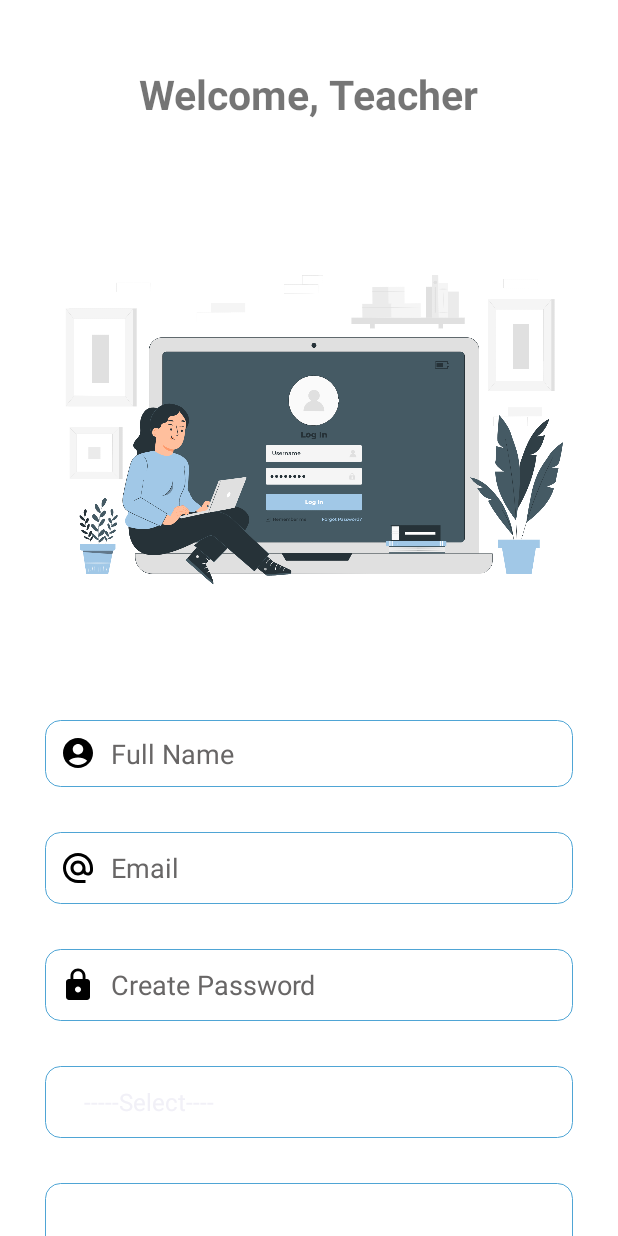
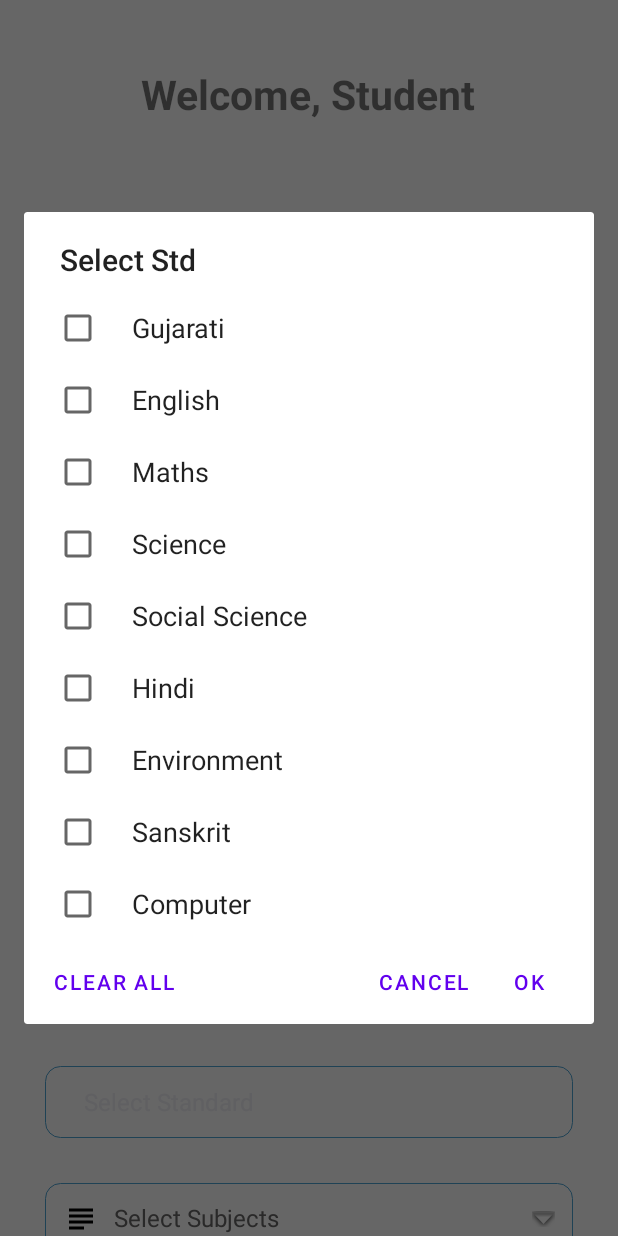
Before and after one commit to tutionmanagement/TMSStudent, an Android app: the SignupActivity screen opened directly, with no data from a screen before it, after a tap on an icon or button, on a phone screen of 412 x 824 dp. Run offline under Robolectric (Android 15) with nearby library versions, the phone set to English and light mode, and no system bars; our stand-ins replace data binding; 1 other tap on this screen came first.

Commit message:
Finished Login and Signup Screen of Student Module.

```diff
--- a/app/src/main/java/com/example/tms/SignupActivity.java
+++ b/app/src/main/java/com/example/tms/SignupActivity.java
@@ -1,7 +1,9 @@
 package com.example.tms;
 
+import androidx.appcompat.app.AlertDialog;
 import androidx.appcompat.app.AppCompatActivity;
 
+import android.content.DialogInterface;
 import android.content.Intent;
 import android.os.Bundle;
 import android.view.View;
@@ -17,28 +19,38 @@ import android.widget.RadioButton;
 import android.widget.Spinner;
 import android.widget.Toast;
 
+import com.example.tms.databinding.ActivitySignupBinding;
+
+import java.util.ArrayList;
+import java.util.Collections;
+
 public class SignupActivity extends AppCompatActivity {
-    private EditText ediEmail,ediPassword,ediName,ediAdminKey;
+
     private String name,email,password,adminKey;
-    private ImageView im;
-    private CheckBox cbAgree;
 
-    private Button signUp;
+    private ActivitySignupBinding binding;
+    private String[] std = {"Select Standard", "1","2","3","4","5","6","7","8","9","10"};
 
-    private Spinner spStd;
-    private String[] std = {"-----Select----", "1","2","3","4","5","6","7","8","9","10"};
+    ArrayList<Integer> sublist = new ArrayList<>();
+    boolean[] selectedSub;
+    String[] subArray = {"Gujarati", "English", "Maths", "Science", "Social Science", "Hindi", "Environment","Sanskrit","Computer"};
+
+
     @Override
     protected void onCreate(Bundle savedInstanceState) {
         super.onCreate(savedInstanceState);
-        setContentView(R.layout.activity_signup);
+        binding = ActivitySignupBinding.inflate(getLayoutInflater());
+        setContentView(binding.getRoot());
         getSupportActionBar().hide();
-        spStd = findViewById(R.id.spStd);
+
+
+        selectedSub = new boolean[subArray.length];
 
         ArrayAdapter<String> adapter=new ArrayAdapter<>(getApplicationContext(),
                 android.R.layout.simple_list_item_1,std);
-        spStd.setSelection(1);
-        spStd.setAdapter(adapter);
-        spStd.setOnItemSelectedListener(new AdapterView.OnItemSelectedListener() {
+        binding.spStd.setSelection(1);
+        binding.spStd.setAdapter(adapter);
+        binding.spStd.setOnItemSelectedListener(new AdapterView.OnItemSelectedListener() {
             @Override
             public void onItemSelected(AdapterView<?> adapterView, View view, int i, long l) {
                 if(i>0)
@@ -55,6 +67,92 @@ public class SignupActivity extends AppCompatActivity {
 
 
 
+
+
+        binding.spSub.setOnClickListener(new View.OnClickListener() {
+            @Override
+            public void onClick(View view) {
+                AlertDialog.Builder builder = new AlertDialog.Builder(SignupActivity.this);
+                // set title
+                builder.setTitle("Select Std");
+
+                // set dialog non cancelable
+                builder.setCancelable(false);
+
+
+
+                builder.setMultiChoiceItems(subArray, selectedSub, new DialogInterface.OnMultiChoiceClickListener() {
+                    @Override
+                    public void onClick(DialogInterface dialogInterface, int i, boolean b) {
+                        // check condition
+                        if (b) {
+                            // when checkbox selected
+                            // Add position  in lang list
+                            sublist.add(i);
+                            // Sort array list
+                            Collections.sort(sublist);
+                        } else {
+                            // when checkbox unselected
+                            // Remove position from langList
+                            sublist.remove(Integer.valueOf(i));
+                        }
+                    }
+                });
+
+                builder.setPositiveButton("OK", new DialogInterface.OnClickListener() {
+                    @Override
+                    public void onClick(DialogInterface dialogInterface, int i) {
+                        // Initialize string builder
+                        StringBuilder stringBuilder = new StringBuilder();
+                        // use for loop
+                        for (int j = 0; j < sublist.size(); j++) {
+                            // concat array value
+                            stringBuilder.append(subArray[sublist.get(j)]);
+                            // check condition
+                            if (j != sublist.size() - 1) {
+                                // When j value  not equal
+                                // to lang list size - 1
+                                // add comma
+                                stringBuilder.append(", ");
+                            }
+                        }
+                        // set text on textView
+                        binding.spSub.setText(stringBuilder.toString());
+                    }
+                });
+
+                builder.setNegativeButton("Cancel", new DialogInterface.OnClickListener() {
+                    @Override
+                    public void onClick(DialogInterface dialogInterface, int i) {
+                        // dismiss dialog
+                        dialogInterface.dismiss();
+                    }
+                });
+                builder.setNeutralButton("Clear All", new DialogInterface.OnClickListener() {
+                    @Override
+                    public void onClick(DialogInterface dialogInterface, int i) {
+                        // use for loop
+                        for (int j = 0; j < selectedSub.length; j++) {
+                            // remove all selection
+                            selectedSub[j] = false;
+                            // clear language list
+                            sublist.clear();
+                            // clear text view value
+                            binding.spSub.setText("");
+                        }
+                    }
+                });
+                // show dialog
+                builder.show();
+            }
+        });
+
+
+
+
+
+
+
     }
     public void toSignin(View v){
         Intent intent = new Intent(SignupActivity.this, SigninActivity.class);
@@ -63,18 +161,16 @@ public class SignupActivity extends AppCompatActivity {
     }
 
     public void Signup(View v){
-        ediName = findViewById(R.id.edName);
-        ediEmail = findViewById(R.id.edEmail);
-        ediPassword = findViewById(R.id.edPassword);
-        name = ediName.getText().toString();
-        email = ediEmail.getText().toString();
-        password = ediPassword.getText().toString();
+
+        name = binding.edName.getText().toString();
+        email = binding.edEmail.getText().toString();
+        password = binding.edPassword.getText().toString();
 
 
         if(email.equals("") || password.equals("")||name.equals("")){
-            ediEmail.setError("This Field Required");
-            ediPassword.setError("This Field Required");
-            ediName.setError("This Field Required");
+            binding.edEmail.setError("This Field Required");
+            binding.edPassword.setError("This Field Required");
+            binding.edName.setError("This Field Required");
         }else{
             Intent intent = new Intent(SignupActivity.this, DashboardActivity.class);
             startActivity(intent);
--- /dev/null
+++ b/app/src/main/res/drawable/baseline_subject_24.xml
@@ -0,0 +1,5 @@
+<vector android:autoMirrored="true" android:height="24dp"
+    android:tint="#000000" android:viewportHeight="24"
+    android:viewportWidth="24" android:width="24dp" xmlns:android="http://schemas.android.com/apk/res/android">
+    <path android:fillColor="@android:color/white" android:pathData="M14,17L4,17v2h10v-2zM20,9L4,9v2h16L20,9zM4,15h16v-2L4,13v2zM4,5v2h16L20,5L4,5z"/>
+</vector>
--- a/app/src/main/res/layout/activity_signin.xml
+++ b/app/src/main/res/layout/activity_signin.xml
@@ -26,7 +26,7 @@
                 android:layout_marginTop="44dp"
                 android:layout_marginEnd="50dp"
                 android:clickable="false"
-                android:text="Sign In"
+                android:text="Sign In, Student"
                 android:textSize="27sp"
                 android:textStyle="bold"
                 app:layout_constraintEnd_toEndOf="parent"
--- a/app/src/main/res/layout/activity_signup.xml
+++ b/app/src/main/res/layout/activity_signup.xml
@@ -1,7 +1,10 @@
 <?xml version="1.0" encoding="utf-8"?>
-<androidx.constraintlayout.widget.ConstraintLayout xmlns:android="http://schemas.android.com/apk/res/android"
+
+<layout xmlns:tools="http://schemas.android.com/tools"
     xmlns:app="http://schemas.android.com/apk/res-auto"
-    xmlns:tools="http://schemas.android.com/tools"
+    xmlns:android="http://schemas.android.com/apk/res/android" >
+
+<androidx.constraintlayout.widget.ConstraintLayout
     android:layout_width="match_parent"
     android:layout_height="match_parent"
     tools:context=".SignupActivity">
@@ -43,7 +46,7 @@
                 android:layout_marginTop="44dp"
                 android:layout_marginEnd="50dp"
                 android:clickable="false"
-                android:text="Welcome, Teacher"
+                android:text="Welcome, Student"
                 android:textSize="27sp"
                 android:textStyle="bold"
                 app:layout_constraintEnd_toEndOf="parent"
@@ -82,7 +85,7 @@
                 android:drawableStart="@drawable/baseline_alternate_email_24"
                 android:drawablePadding="10dp"
                 android:ems="10"
-                android:hint="Email"
+                android:hint="Username"
                 android:inputType="textPersonName"
                 android:textColor="#573535"
                 android:textColorHint="#686666"
@@ -155,7 +158,7 @@
                 app:layout_constraintStart_toStartOf="parent"
                 app:layout_constraintTop_toBottomOf="@+id/edPassword" />
 
-            <Spinner
+            <TextView
                 android:id="@+id/spSub"
                 android:layout_width="0dp"
                 android:layout_height="48dp"
@@ -163,6 +166,13 @@
                 android:layout_marginTop="30dp"
                 android:layout_marginEnd="30dp"
                 android:background="@drawable/boarder"
+                android:drawableStart="@drawable/baseline_subject_24"
+                android:drawableEnd="@android:drawable/arrow_down_float"
+                android:drawablePadding="10dp"
+                android:hint="Select Subjects"
+                android:padding="12sp"
+                android:textColorHint="#686666"
+                android:textSize="16sp"
                 app:layout_constraintEnd_toEndOf="parent"
                 app:layout_constraintHorizontal_bias="0.0"
                 app:layout_constraintStart_toStartOf="parent"
@@ -174,3 +184,4 @@
 
 
 </androidx.constraintlayout.widget.ConstraintLayout>
+</layout>
```
